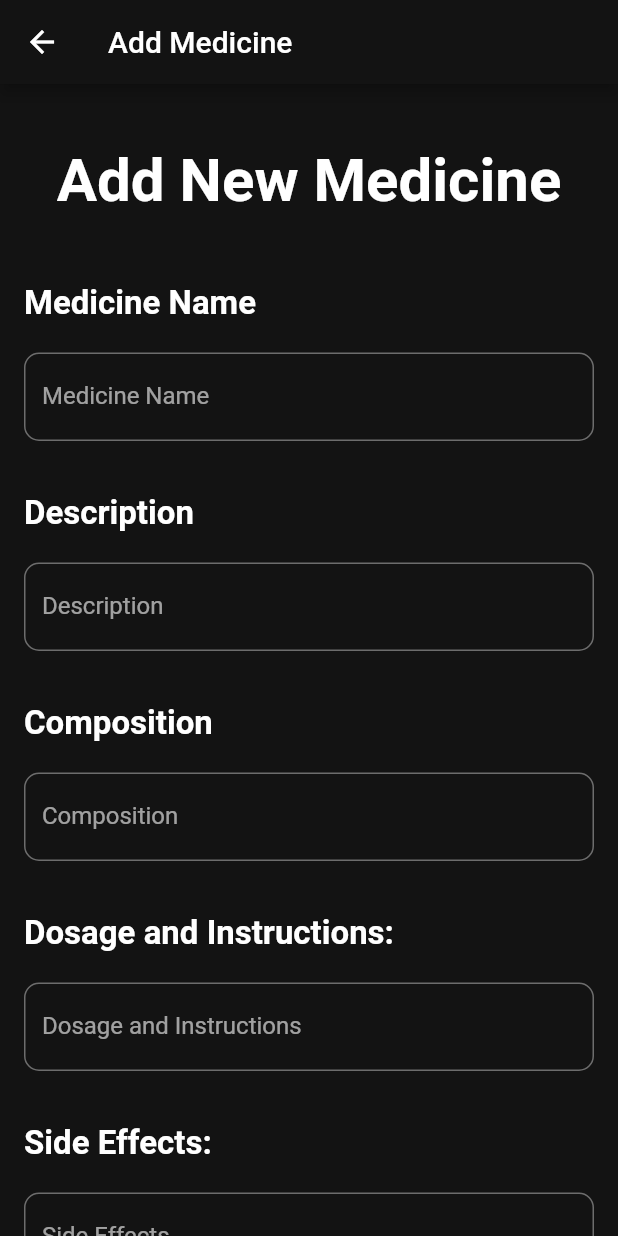
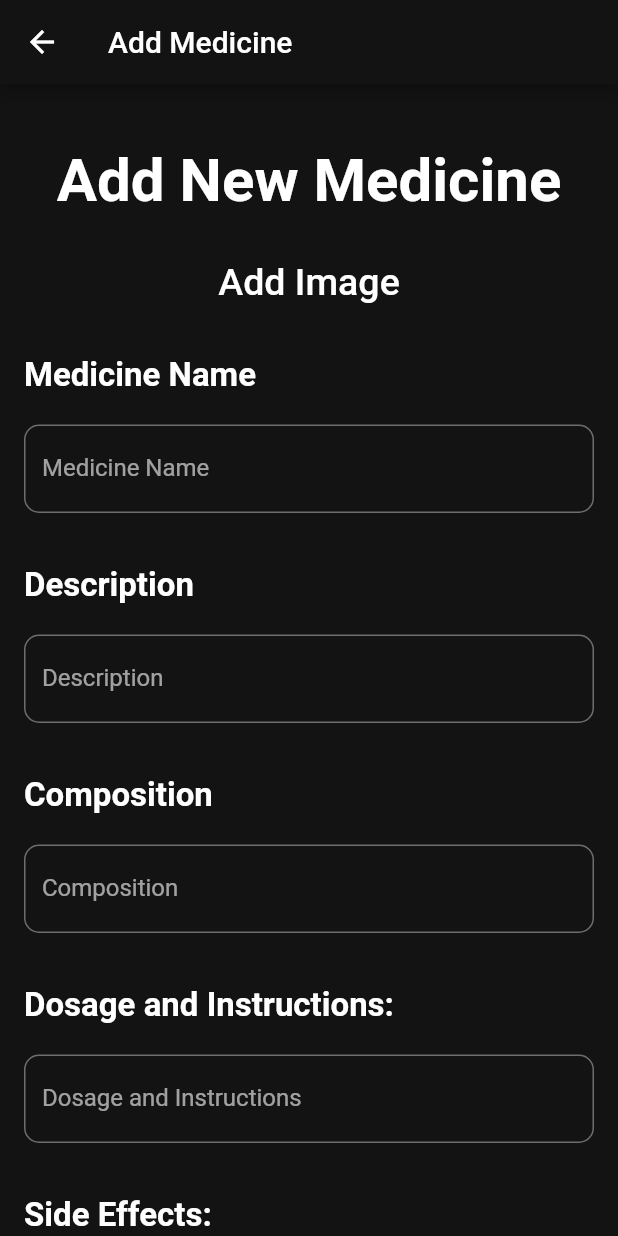
Before and after one commit to YeldaFH/Covid-Consult, a Flutter app: the MedicineForm screen opened directly, on a phone screen of 412 x 824 dp. Run offline on Flutter 3.47's test engine with Material 2 defaults, Android fonts, the phone set to English and light mode, and no system bars; our stand-ins replace bouncing_widget, image_picker, shared_preferences; missing offline and left inert: dart:html, flutter_carousel_slider, search_page, shared_preferences_web; accounts and stored records are empty.

Commit message:
Obatpedia Flutter (Deadline edition, Image masih hardcoded) HeroKuApp Approved

```diff
--- a/obatpedia/lib/screens/add_medicine.dart
+++ b/obatpedia/lib/screens/add_medicine.dart
@@ -20,7 +20,7 @@ class AddMedicine extends State<MedicineForm> {
   // late XFile? image;
   // late String base64Image;
   // late File tmpFile;
-  late String base64image = "test";
+  late String base64image = "no image";
   String name = "";
   String description = "";
   String composition = "";
@@ -47,18 +47,18 @@ class AddMedicine extends State<MedicineForm> {
                     ),
                     margin: EdgeInsets.fromLTRB(0, 25, 0, 20),
                   ),
-                  // Container(
-                  //   child: TextButton(
-                  //     onPressed: () async {
-                  //       var pickedImage = await ImagePicker().pickImage(source: ImageSource.gallery);
-                  //       base
-                  //     },
-                  //     child: const Text(
-                  //       'Add Image',
-                  //       style: TextStyle(color: Colors.white, fontSize: 25),
-                  //     ),
-                  //   )
-                  // ),
+                  Container(
+                    child: TextButton(
+                      onPressed: () async {
+                        var pickedImage = await ImagePicker().pickImage(source: ImageSource.gallery);
+                        base64image = convert.base64Encode(await pickedImage!.readAsBytes());
+                      },
+                      child: const Text(
+                        'Add Image',
+                        style: TextStyle(color: Colors.white, fontSize: 25),
+                      ),
+                    )
+                  ),
                   Container(
                     child: Text(
                       'Medicine Name',
```
